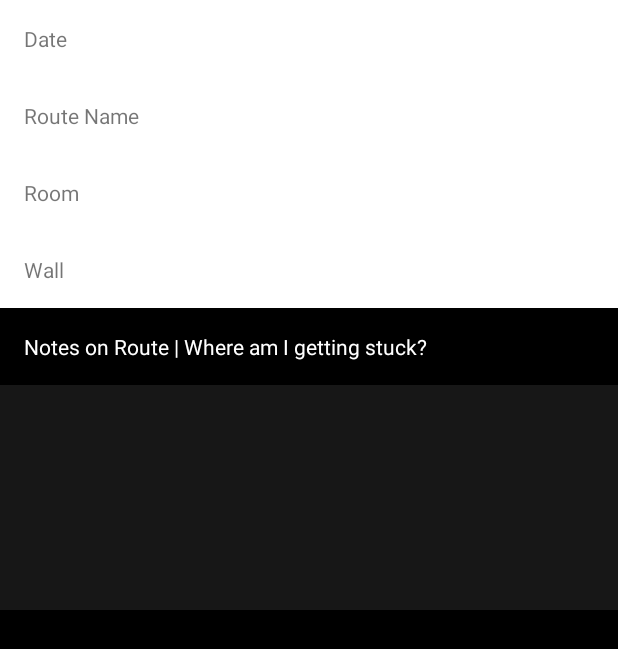
After one commit to yossaj/bouldering_route_tracker, an Android app: the layout activity_add_route.xml on its own in the app's theme, with its tools: preview values and no code run, on a phone screen of 412 x 824 dp. The commit adds this screen. Shown: the top 649 px of the screen. Run offline under Robolectric (Android 15) with nearby library versions, the phone set to English and light mode, and no system bars.

Commit message:
name changes to activities

```diff
--- a/app/src/main/AndroidManifest.xml
+++ b/app/src/main/AndroidManifest.xml
@@ -9,7 +9,8 @@
         android:roundIcon="@mipmap/ic_launcher_round"
         android:supportsRtl="true"
         android:theme="@style/AppTheme">
-        <activity android:name=".MainActivity">
+        <activity android:name=".MainActivity"></activity>
+        <activity android:name=".AddRouteActivity">
             <intent-filter>
                 <action android:name="android.intent.action.MAIN" />
 
--- /dev/null
+++ b/app/src/main/res/layout/activity_add_route.xml
@@ -0,0 +1,67 @@
+<?xml version="1.0" encoding="utf-8"?>
+
+<LinearLayout xmlns:android="http://schemas.android.com/apk/res/android"
+    android:orientation="vertical"
+    android:layout_width="match_parent"
+    android:layout_height="match_parent"
+    android:background="@color/colorPrimaryDark">
+
+    <LinearLayout
+        android:layout_width="match_parent"
+        android:layout_height="wrap_content"
+        android:orientation="vertical"
+        android:background="@color/white">
+
+        <TextView
+            android:layout_width="wrap_content"
+            android:layout_height="wrap_content"
+            android:text="Date"
+            android:padding="@dimen/activity_horizontal_margin"/>
+
+
+        <TextView
+            android:layout_width="wrap_content"
+            android:layout_height="wrap_content"
+            android:text="Route Name"
+            android:padding="@dimen/activity_horizontal_margin"/>
+
+        <TextView
+            android:layout_width="wrap_content"
+            android:layout_height="wrap_content"
+            android:text="Room"
+            android:padding="@dimen/activity_horizontal_margin"/>
+
+
+        <TextView
+            android:layout_width="wrap_content"
+            android:layout_height="wrap_content"
+            android:text="Wall"
+            android:padding="@dimen/activity_horizontal_margin"/>
+
+    </LinearLayout>
+
+    <LinearLayout
+        android:layout_width="match_parent"
+        android:layout_height="wrap_content"
+        android:orientation="vertical">
+
+        <TextView
+            android:layout_width="wrap_content"
+            android:layout_height="wrap_content"
+            android:text="Notes on Route | Where am I getting stuck?"
+            android:textColor="@color/white"
+            android:padding="@dimen/activity_horizontal_margin"/>
+
+        <EditText
+            android:layout_width="match_parent"
+            android:layout_height="150dp"
+            android:inputType="text|textMultiLine"
+            android:gravity="top"
+            android:background="@color/colorPrimary"
+            android:padding="@dimen/activity_horizontal_margin"/>
+
+
+    </LinearLayout>
+
+
+    </LinearLayout>
```
Also changed, not shown: app/src/main/java/com/example/boulderjournal/AddRouteActivity.java (added, +14 -0 lines), app/src/main/res/layout/activity_main.xml (+5 -63 lines).
